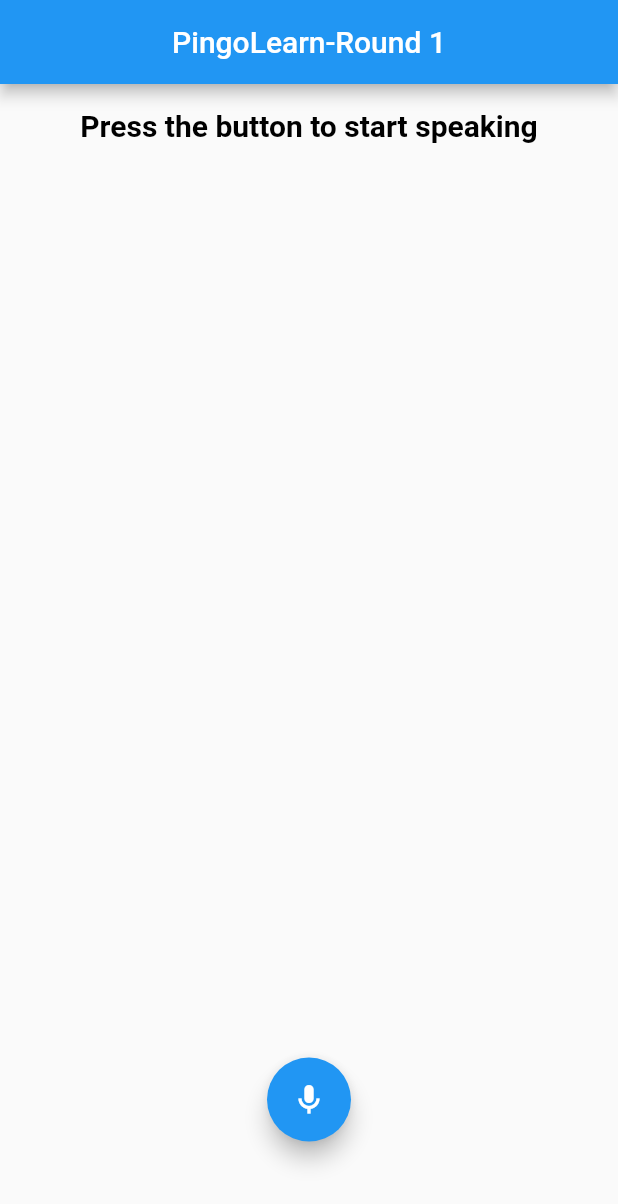
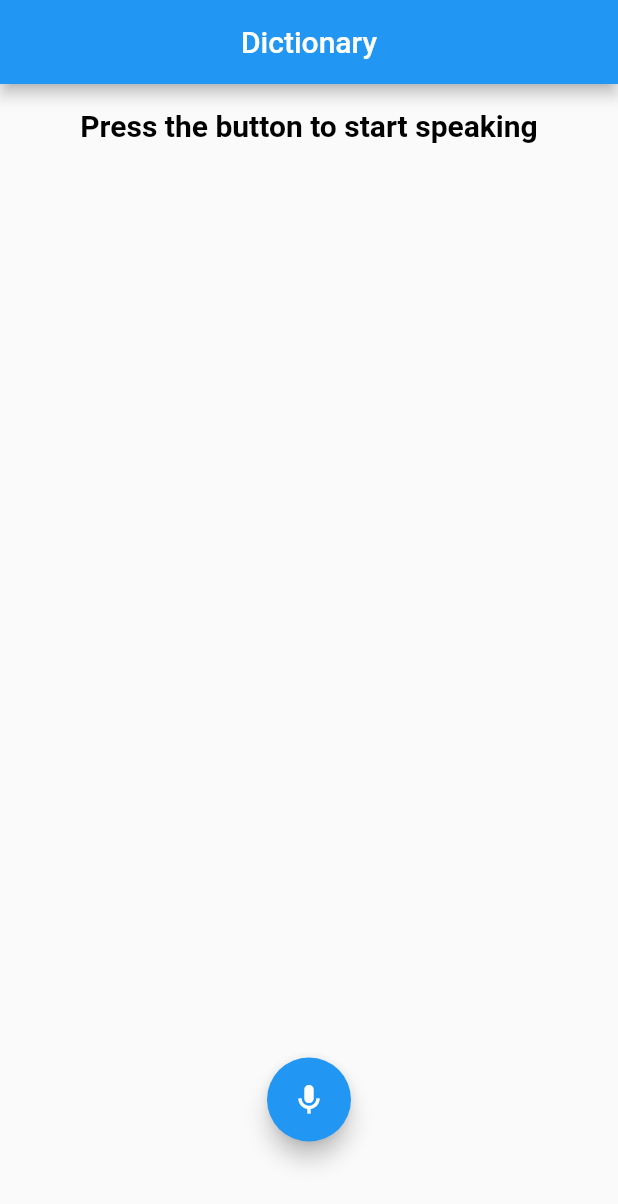
Before and after one commit to MDSADABWASIM/dictionary-app, a Flutter app: the screen it shows after launch, on a phone screen of 412 x 824 dp. Shown: the top 1204 px of the screen. Run offline on Flutter 3.47's test engine with Material 2 defaults, Android fonts, the phone set to English and light mode, and no system bars; drawn by our look-alikes of avatar_glow, modal_progress_hud_nsn; our stand-ins replace dio, flutter_dotenv, speech_to_text, stacked, stacked_core, stacked_services.

Commit message:
Updated app name

```diff
--- a/lib/common/strings.dart
+++ b/lib/common/strings.dart
@@ -10,6 +10,6 @@ const String tryAgainMessage = 'Please try again.';
 const String yourWordText = 'Your word';
 const String meaningText = 'Meaning';
 const String exampleText = 'Example';
-const String appbarTitleText = 'PingoLearn-Round 1';
+const String appbarTitleText = 'Dictionary';
 const String pressButtonText = 'Press the button to start speaking';
 const String speechNotAvailableText = 'Speech not available';
--- a/lib/main.dart
+++ b/lib/main.dart
@@ -25,7 +25,7 @@ class MyApp extends StatelessWidget {
   Widget build(BuildContext context) {
     return MaterialApp(
       debugShowCheckedModeBanner: false,
-      title: 'PingoLearn Assignment',
+      title: 'Dictionary app',
       navigatorKey: StackedService.navigatorKey,
       onGenerateRoute: StackedRouter().onGenerateRoute,
     );
```
